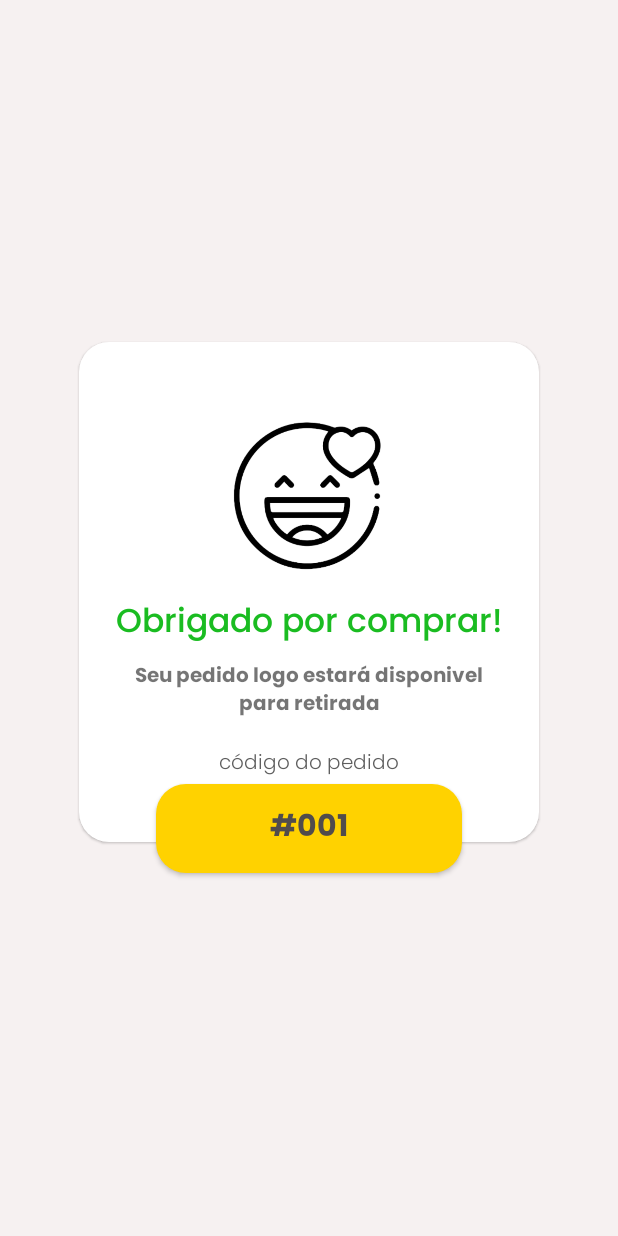
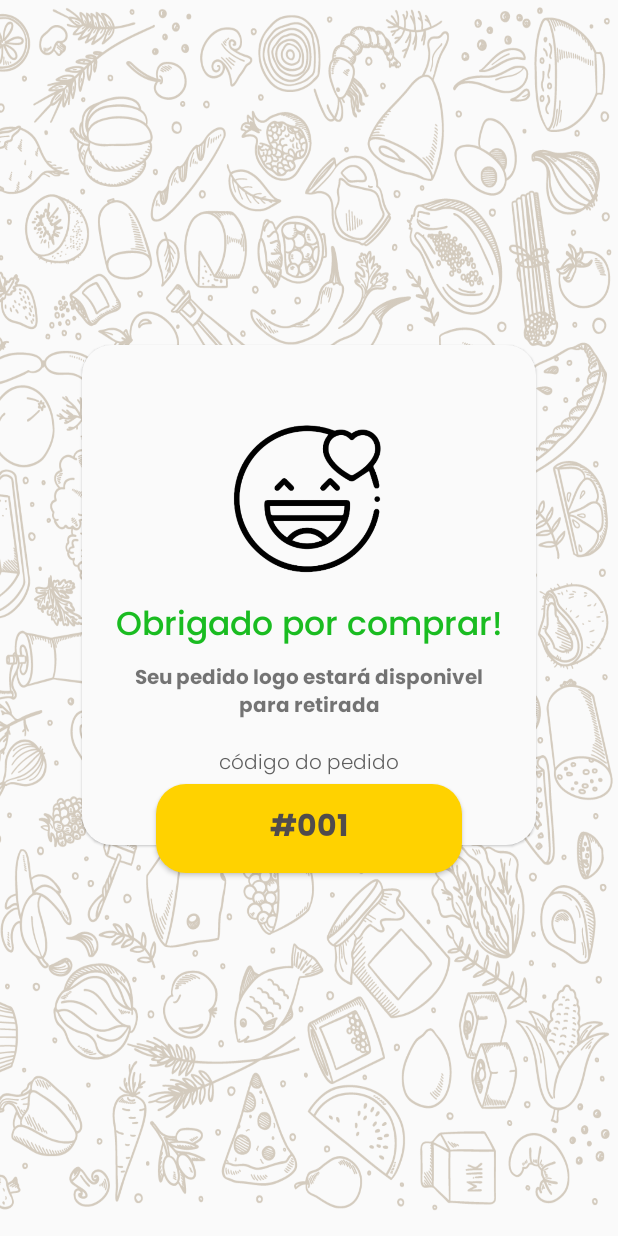
Before and after one commit to Caioba24/Login_Novo, an Android app: the PedidoRealizado screen opened directly, with no data from a screen before it, on a phone screen of 412 x 824 dp. Run offline under Robolectric (Android 15) with nearby library versions, the phone set to English and light mode, and no system bars.

Commit message:
commit de maloqueiro

```diff
--- a/app/src/main/res/layout/activity_main.xml
+++ b/app/src/main/res/layout/activity_main.xml
@@ -72,7 +72,8 @@
             android:layout_width="match_parent"
             android:layout_height="match_parent"
             android:id="@+id/view_pager"
-            android:layout_below="@id/tab_cadastro"/>
+            android:layout_below="@id/tab_cadastro"
+            />
 
 
     </RelativeLayout>
--- a/app/src/main/res/layout/pedido_realizado.xml
+++ b/app/src/main/res/layout/pedido_realizado.xml
@@ -4,7 +4,8 @@
     xmlns:tools="http://schemas.android.com/tools"
     android:layout_width="match_parent"
     android:layout_height="match_parent"
-    android:background="#F6F1F1"
+    android:background="@drawable/semfundo"
+    android:backgroundTint="#7463410E"
     tools:context=".PedidoRealizado">
 
     <androidx.constraintlayout.widget.ConstraintLayout
@@ -21,8 +22,9 @@
             android:id="@+id/view"
             android:layout_width="match_parent"
             android:layout_height="0dp"
-            android:layout_margin="1dp"
+            android:layout_margin="3dp"
             android:background="@drawable/redondo_layout"
+            android:backgroundTint="#FAFAFA"
             android:elevation="1dp"
             app:layout_constraintEnd_toEndOf="parent"
             app:layout_constraintHeight_percent="0.9"
```
Also changed, not shown: app/src/main/res/drawable/fundo1.png (added), app/src/main/res/drawable/fundo2.png (added), app/src/main/res/drawable/semfundo.png (added).
